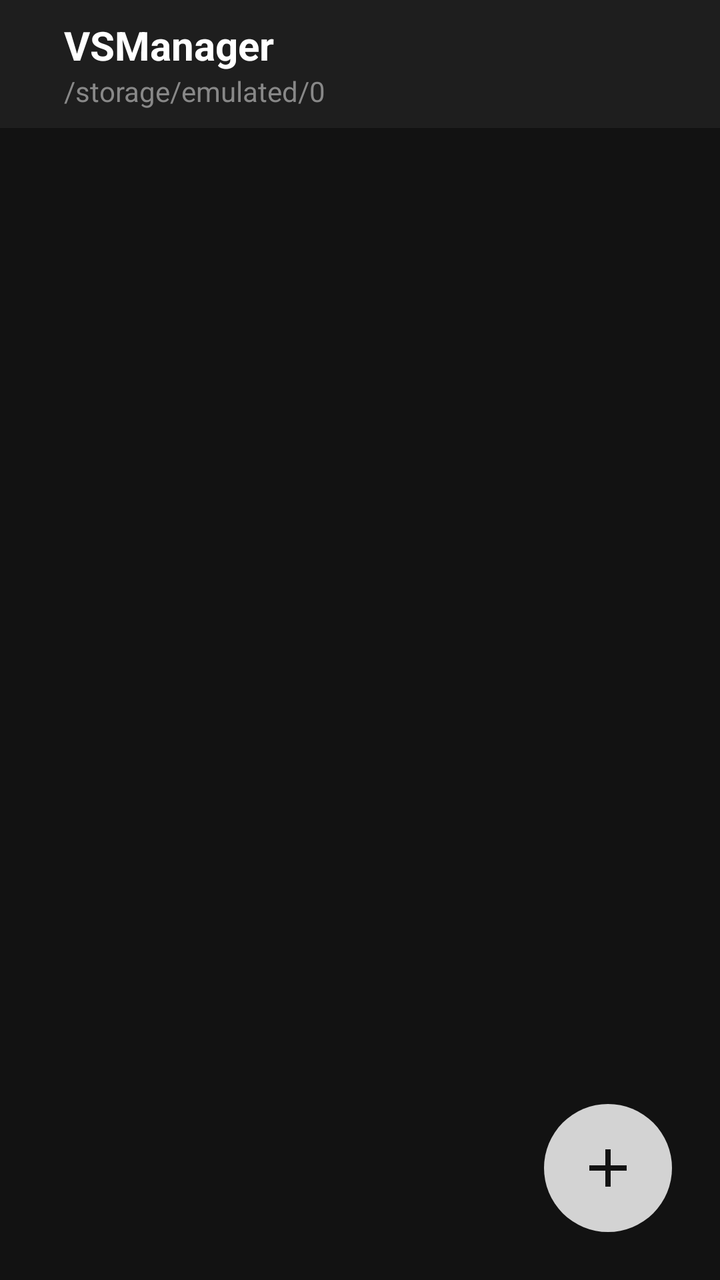
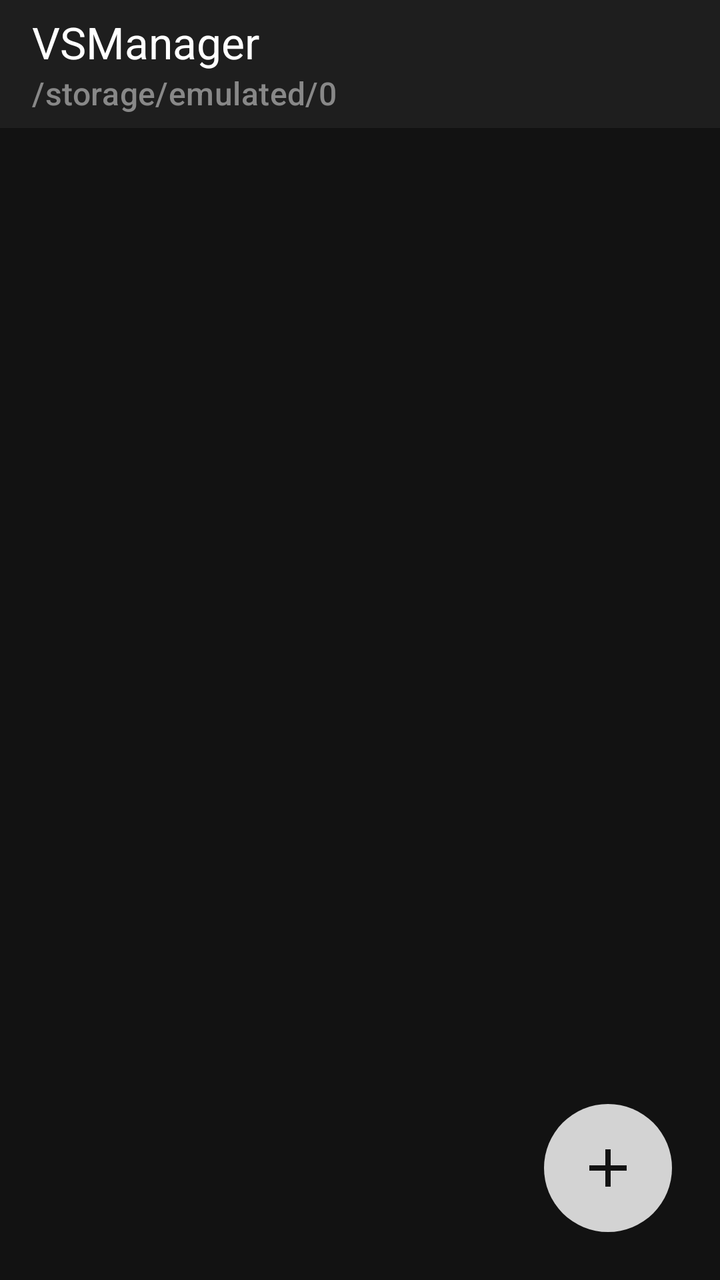

Screens rendered from an Android XML layout before and after an edit, with the pre-edit source and the edit as a unified diff.
<!-- AndroidManifest.xml: application theme Theme.VSManager -->
<!-- res/layout/activity_main.xml -->
<?xml version="1.0" encoding="utf-8"?>
<androidx.coordinatorlayout.widget.CoordinatorLayout 
    xmlns:android="http://schemas.android.com/apk/res/android"
    xmlns:app="http://schemas.android.com/apk/res-auto"
    android:layout_width="match_parent"
    android:layout_height="match_parent"
    android:background="#121212">

    <com.google.android.material.appbar.AppBarLayout
        android:layout_width="match_parent"
        android:layout_height="wrap_content"
        android:background="#1E1E1E"
        app:elevation="4dp">

        <androidx.appcompat.widget.Toolbar
            android:id="@+id/toolbar"
            android:layout_width="match_parent"
            android:layout_height="?attr/actionBarSize"
            app:titleTextColor="#FFFFFF">

            <LinearLayout
                android:layout_width="match_parent"
                android:layout_height="match_parent"
                android:orientation="vertical"
                android:gravity="center_vertical"
                android:paddingStart="16dp"
                android:paddingEnd="16dp">

                <TextView
                    android:id="@+id/tvTitle"
                    android:layout_width="wrap_content"
                    android:layout_height="wrap_content"
                    android:text="VSManager"
                    android:textColor="#FFFFFF"
                    android:textSize="20sp"
                    android:textStyle="bold" />

                <TextView
                    android:id="@+id/tvPath"
                    android:layout_width="wrap_content"
                    android:layout_height="wrap_content"
                    android:text="/storage/emulated/0"
                    android:textColor="#888888"
                    android:textSize="14sp" />
            </LinearLayout>
        </androidx.appcompat.widget.Toolbar>
    </com.google.android.material.appbar.AppBarLayout>

    <androidx.recyclerview.widget.RecyclerView
        android:id="@+id/recyclerView"
        android:layout_width="match_parent"
        android:layout_height="match_parent"
        app:layout_behavior="@string/appbar_scrolling_view_behavior" />

    <FrameLayout
        android:id="@+id/fabContainer"
        android:layout_width="64dp"
        android:layout_height="64dp"
        android:layout_gravity="bottom|end"
        android:layout_margin="24dp"
        android:background="@drawable/bg_fab" 
        android:clickable="true"
        android:focusable="true">

        <ImageView
            android:id="@+id/fabIcon"
            android:layout_width="32dp"
            android:layout_height="32dp"
            android:layout_gravity="center"
            android:src="@drawable/ic_add"
            app:tint="#121212" />
    </FrameLayout>
</androidx.coordinatorlayout.widget.CoordinatorLayout>
<!-- resources referenced by this layout -->
<resources>
  <!-- drawable bg_fab (drawable) -->
  <?xml version="1.0" encoding="utf-8"?>
  <shape xmlns:android="http://schemas.android.com/apk/res/android" android:shape="oval">
      <solid android:color="#D3D3D3"/>
  </shape>
  <!-- drawable ic_add (drawable) -->
  <vector xmlns:android="http://schemas.android.com/apk/res/android"
      android:width="24dp"
      android:height="24dp"
      android:viewportWidth="24"
      android:viewportHeight="24">
      <path
          android:fillColor="#000000"
          android:pathData="M19,13h-6v6h-2v-6H5v-2h6V5h2v6h6v2z"/>
  </vector>
  <style name="Theme.VSManager" parent="Theme.Material3.Dark.NoActionBar">
          <item name="colorPrimary">#D3D3D3</item>
          <item name="android:statusBarColor">#1E1E1E</item>
          <item name="android:navigationBarColor">#121212</item>
          <item name="android:windowBackground">#121212</item>
      </style>
</resources>

<!-- the commit's change to res/layout/activity_main.xml (unified diff, before → after) -->
@@ -16,34 +16,10 @@
             android:id="@+id/toolbar"
             android:layout_width="match_parent"
             android:layout_height="?attr/actionBarSize"
-            app:titleTextColor="#FFFFFF">
-
-            <LinearLayout
-                android:layout_width="match_parent"
-                android:layout_height="match_parent"
-                android:orientation="vertical"
-                android:gravity="center_vertical"
-                android:paddingStart="16dp"
-                android:paddingEnd="16dp">
-
-                <TextView
-                    android:id="@+id/tvTitle"
-                    android:layout_width="wrap_content"
-                    android:layout_height="wrap_content"
-                    android:text="VSManager"
-                    android:textColor="#FFFFFF"
-                    android:textSize="20sp"
-                    android:textStyle="bold" />
-
-                <TextView
-                    android:id="@+id/tvPath"
-                    android:layout_width="wrap_content"
-                    android:layout_height="wrap_content"
-                    android:text="/storage/emulated/0"
-                    android:textColor="#888888"
-                    android:textSize="14sp" />
-            </LinearLayout>
-        </androidx.appcompat.widget.Toolbar>
+            app:title="VSManager"
+            app:titleTextColor="#FFFFFF"
+            app:subtitle="/storage/emulated/0"
+            app:subtitleTextColor="#888888" />
     </com.google.android.material.appbar.AppBarLayout>
 
     <androidx.recyclerview.widget.RecyclerView
